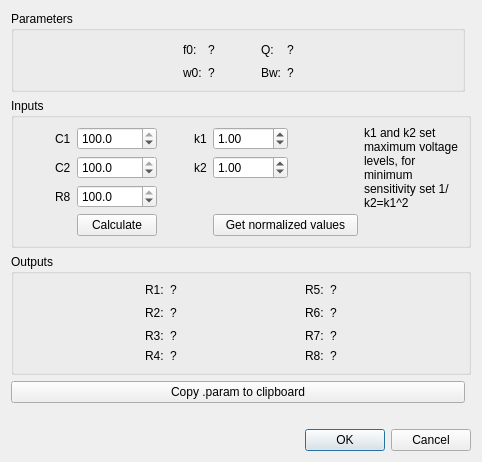
juan-sb/filtertool-tc22, file designer/fleischertow_window.ui: the form before one commit.
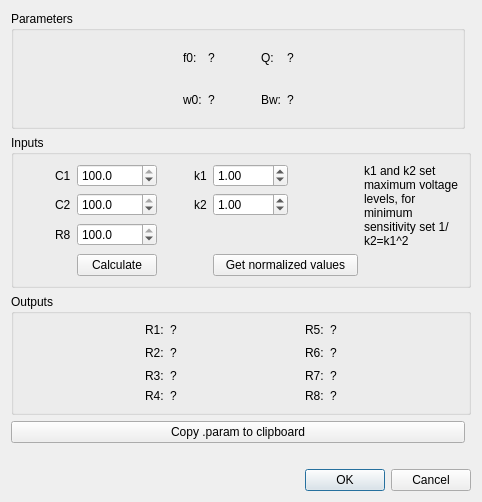
The form after the commit. Custom widgets are drawn as their Qt base class.

Patch:
```diff
--- a/designer/fleischertow_window.ui
+++ b/designer/fleischertow_window.ui
@@ -7,7 +7,7 @@
     <x>0</x>
     <y>0</y>
     <width>482</width>
-    <height>419</height>
+    <height>502</height>
    </rect>
   </property>
   <property name="windowTitle">
```
Left out of the diff: 10 changed lines with no effect on the pictures.
